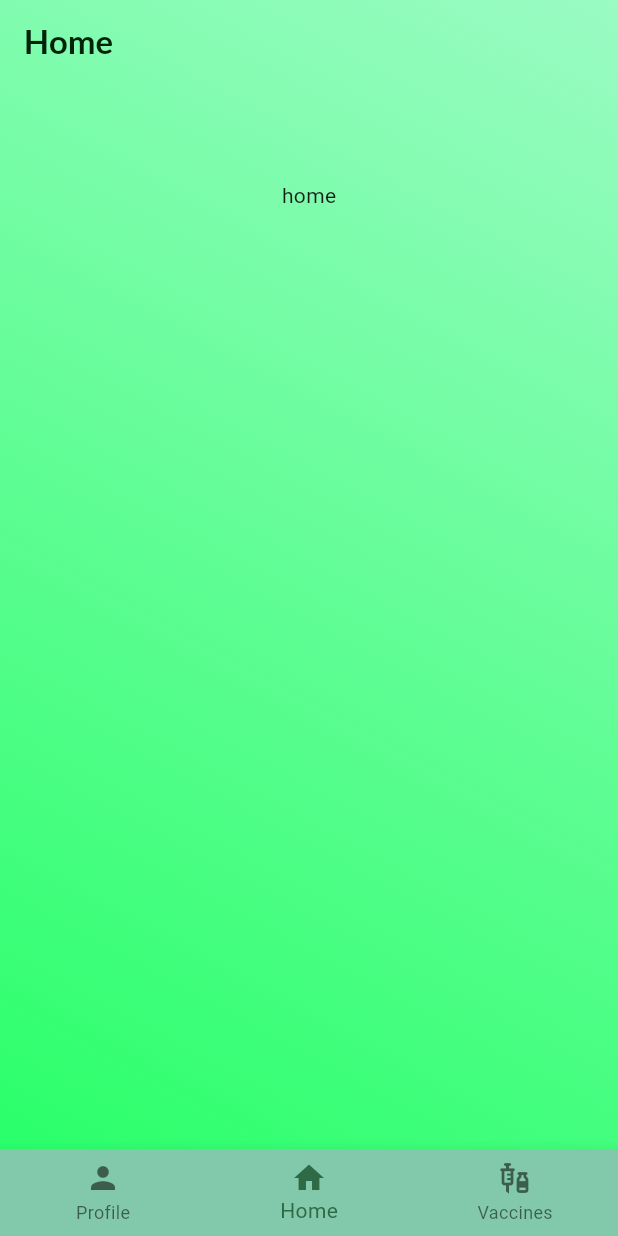
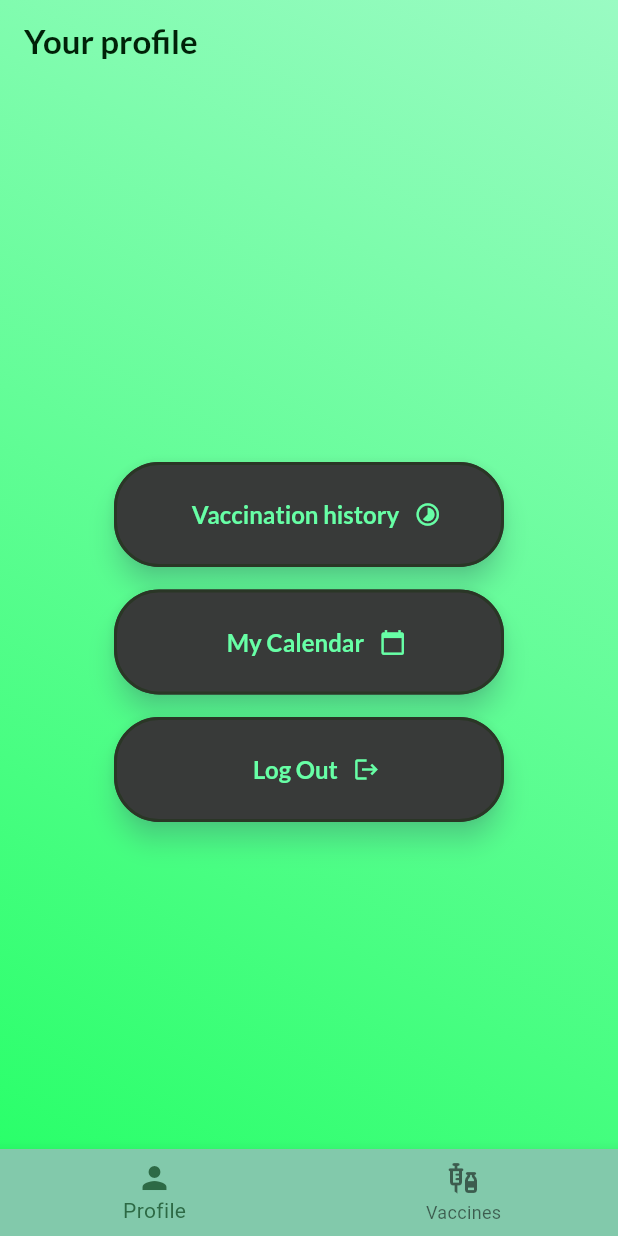
Before and after one commit to IgnacyBerent/Flutter-Vaccination_Managment_App, a Flutter app: the screen it shows after launch, on a phone screen of 412 x 824 dp. Run offline on Flutter 3.47's test engine with Material 3 defaults, Android fonts, the light colour scheme and no system bars; our stand-ins replace google_fonts.

Commit message:
Deleting home screen, adjusting UI, adding empty screens with navigation in buttons in profile screen

```diff
--- a/lib/views/home/home/home_screen.dart
+++ /dev/null
@@ -1,12 +0,0 @@
-import 'package:flutter/material.dart';
-
-class HomeScreen extends StatelessWidget {
-  const HomeScreen(this.selectPage, {Key? key}) : super(key: key);
-
-  final Function selectPage;
-
-  @override
-  Widget build(BuildContext context) {
-    return Text('home');
-  }
-}
--- /dev/null
+++ b/lib/views/my_calendar/my_calendar_screen.dart
@@ -0,0 +1,14 @@
+import 'package:flutter/material.dart';
+import 'package:vaccination_managment_app/widgets/layout_template/layout_template.dart';
+
+class MyCalendarScreen extends StatelessWidget {
+  const MyCalendarScreen({Key? key}) : super(key: key);
+
+  @override
+  Widget build(BuildContext context) {
+    return const LayoutTemplate(
+      screenName: 'My Calendar',
+      child: Text('My Calendar'),
+    );
+  }
+}
--- /dev/null
+++ b/lib/views/vaccination_history/vaccination_history_screen.dart
@@ -0,0 +1,14 @@
+import 'package:flutter/material.dart';
+import 'package:vaccination_managment_app/widgets/layout_template/layout_template.dart';
+
+class VaccinationHistoryScreen extends StatelessWidget {
+  const VaccinationHistoryScreen({Key? key}) : super(key: key);
+
+  @override
+  Widget build(BuildContext context) {
+    return const LayoutTemplate(
+      screenName: 'Vaccination History',
+      child: Text('Vaccination History'),
+    );
+  }
+}
--- a/lib/views/home/vaccines/vaccines_screen.dart
+++ b/lib/views/vaccines/vaccines_screen.dart
@@ -1,6 +1,6 @@
 import 'package:flutter/material.dart';
 import 'package:vaccination_managment_app/models/vaccine.dart';
-import 'package:vaccination_managment_app/views/home/vaccines/vaccine_item.dart';
+import 'package:vaccination_managment_app/views/vaccines/vaccine_item.dart';
 
 class VaccinesScreen extends StatefulWidget {
   const VaccinesScreen({Key? key}) : super(key: key);
--- a/lib/widgets/layout_template/navigator_layout_template.dart
+++ b/lib/widgets/layout_template/navigator_layout_template.dart
@@ -1,7 +1,6 @@
 import 'package:flutter/material.dart';
-import 'package:vaccination_managment_app/views/home/home/home_screen.dart';
-import 'package:vaccination_managment_app/views/home/profile/profile_screen.dart';
-import 'package:vaccination_managment_app/views/home/vaccines/vaccines_screen.dart';
+import 'package:vaccination_managment_app/views/profile/profile_screen.dart';
+import 'package:vaccination_managment_app/views/vaccines/vaccines_screen.dart';
 import 'package:vaccination_managment_app/widgets/layout_template/animated_background_container.dart';
 import 'package:vaccination_managment_app/widgets/layout_template/centered_view.dart';
 import 'package:vaccination_managment_app/widgets/layout_template/layout_app_bar.dart';
@@ -17,16 +16,16 @@ class NavigatorLayoutTemplate extends StatefulWidget {
 }
 
 class _NavigatorLayoutTemplateState extends State<NavigatorLayoutTemplate> {
-  int _selectedPageIndex = 1;
+  int _selectedPageIndex = 0;
 
   void selectPage(int index) => setState(() => _selectedPageIndex = index);
 
   @override
   Widget build(BuildContext context) {
-    Widget activePage = HomeScreen(selectPage);
-    String activePageTitle = 'Home';
+    Widget activePage = const ProfileScreen();
+    String activePageTitle = 'Your profile';
 
-    if (_selectedPageIndex == 2) {
+    if (_selectedPageIndex == 1) {
       activePage = const VaccinesScreen();
       activePageTitle = 'Available vaccines';
     } else if (_selectedPageIndex == 0) {
@@ -40,7 +39,9 @@ class _NavigatorLayoutTemplateState extends State<NavigatorLayoutTemplate> {
         title: activePageTitle,
       ),
       body: AnimatedBackgroundContainer(
-        child: CenteredView(child: activePage),
+        child: CenteredView(
+          child: activePage,
+        ),
       ),
       bottomNavigationBar: BottomNavigationBar(
         backgroundColor: const Color.fromARGB(255, 130, 201, 171),
@@ -48,14 +49,8 @@ class _NavigatorLayoutTemplateState extends State<NavigatorLayoutTemplate> {
         currentIndex: _selectedPageIndex,
         items: const [
           BottomNavigationBarItem(
-            icon: Icon(
-              Icons.person,
-            ),
+            icon: Icon(Icons.person),
             label: 'Profile',
-          ),
-          BottomNavigationBarItem(
-            icon: Icon(Icons.home),
-            label: 'Home',
           ),
           BottomNavigationBarItem(
             icon: Icon(Icons.vaccines),
```
Also changed, not shown: lib/views/profile/profile_screen.dart (renamed from lib/views/home/profile/profile_screen.dart, +25 -8 lines), lib/views/vaccines/vaccine_item.dart (renamed from lib/views/home/vaccines/vaccine_item.dart).
